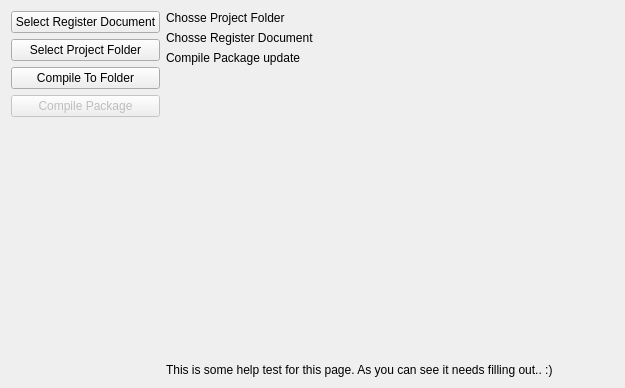
The window that ux/registerCompile.ui (Boomatang/Cullen-DMU) describes before a commit, drawn with Qt 5.
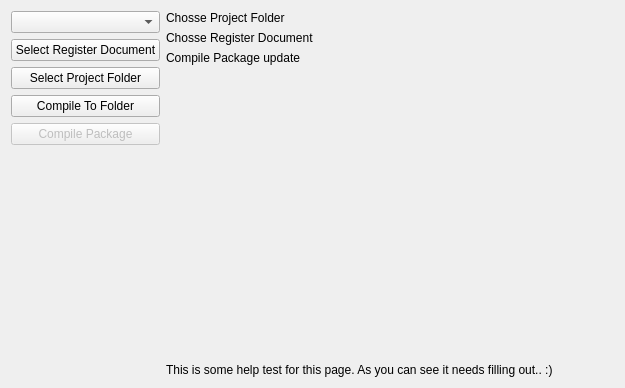
The same window after the commit.

```diff
--- a/ux/registerCompile.ui
+++ b/ux/registerCompile.ui
@@ -19,6 +19,13 @@
   <layout class="QHBoxLayout" name="horizontalLayout">
    <item>
     <layout class="QVBoxLayout" name="verticalLayout">
+     <item>
+      <widget class="QComboBox" name="client_list_box">
+       <property name="duplicatesEnabled">
+        <bool>true</bool>
+       </property>
+      </widget>
+     </item>
      <item>
       <widget class="QPushButton" name="register_documnet">
        <property name="enabled">
```
